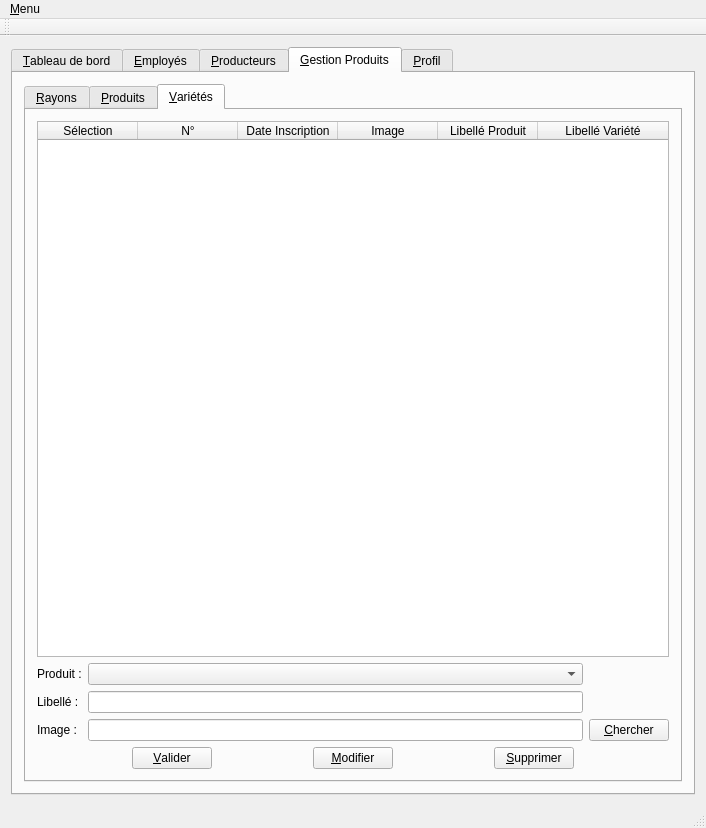
The window that mainwindow.ui (LouisVraie/circuitsCourtsBackOffice) describes before a commit, drawn with Qt 5.
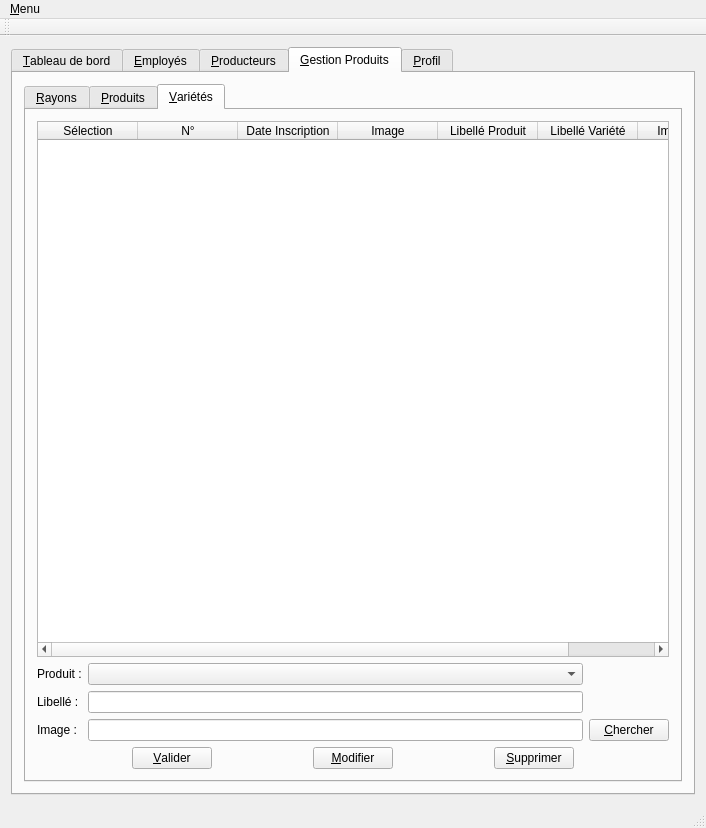
The same window after the commit. The open tabs and pages were chosen to show the change. Icons and pictures are not drawn.

Patch:
```diff
--- a/mainwindow.ui
+++ b/mainwindow.ui
@@ -1196,6 +1196,11 @@
                 <string>Libellé Variété</string>
                </property>
               </column>
+              <column>
+               <property name="text">
+                <string>Image Path</string>
+               </property>
+              </column>
              </widget>
             </item>
             <item>
```
Left out of the diff: 2 changed lines with no effect on the pictures.
